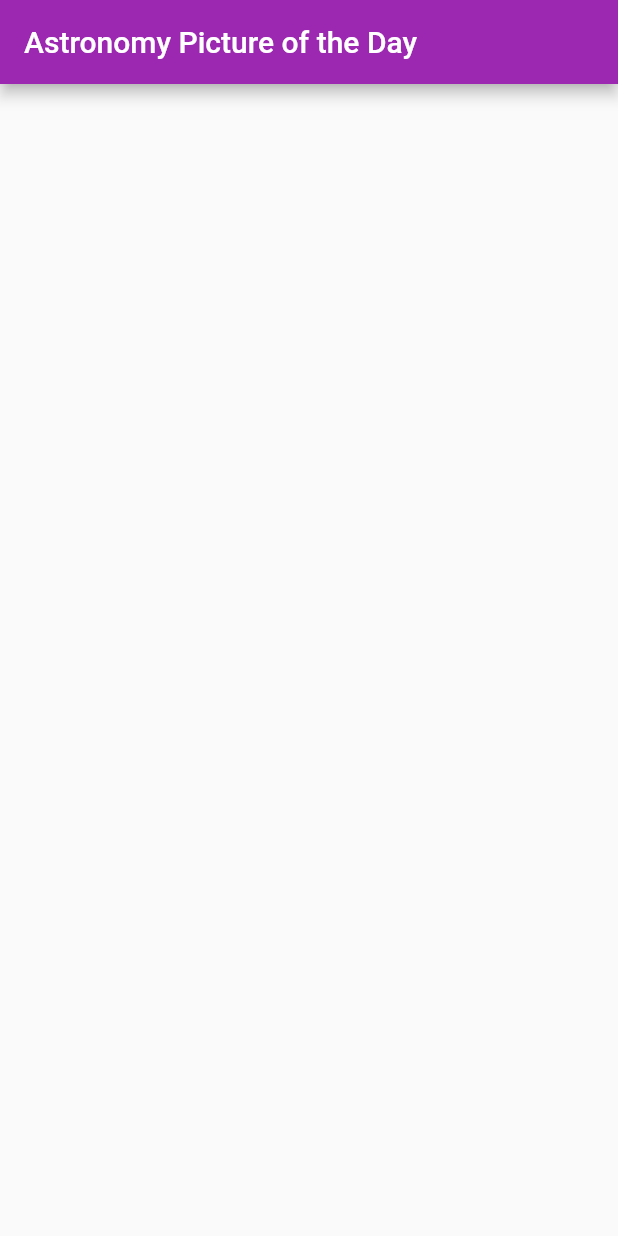
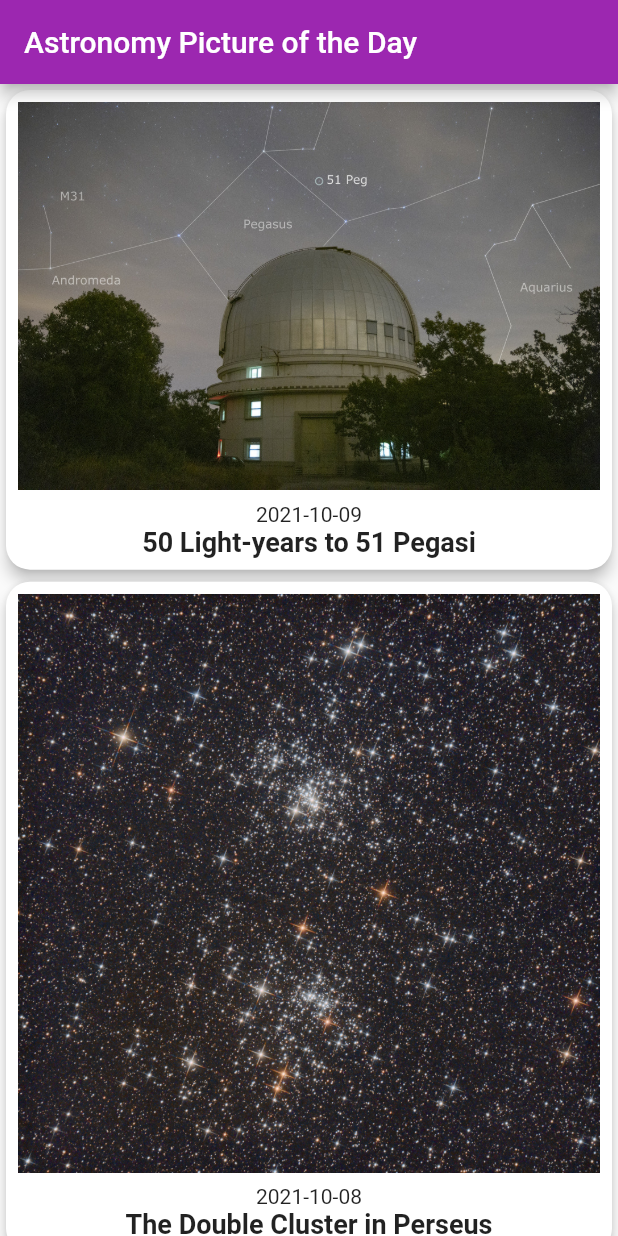
Before and after one commit to fullmers/Flutter-Apprentice-Book-Club, a Flutter app: the screen it shows after launch, on a phone screen of 412 x 824 dp. Run offline on Flutter 3.47's test engine with Material 2 defaults, Android fonts, the phone set to English and light mode, and no system bars.

Commit message:
showed the apod image, date and title in a card. date is formatted

```diff
--- a/lib/apod.dart
+++ b/lib/apod.dart
@@ -5,7 +5,8 @@ class Apod {
   final DateTime? date;
 
   /// Specify if the APOD an image or video
-  final MediaType? mediaType;
+  /// Defaults to image, as a strong majority of apods are images
+  final MediaType mediaType;
 
   /// Copyright owner(s) of the image or video
   final String? copyright;
@@ -31,7 +32,7 @@ class Apod {
 
   const Apod({
     this.date,
-    this.mediaType,
+    this.mediaType = MediaType.image,
     this.copyright,
     this.title,
     this.explanation,
--- a/lib/home_page.dart
+++ b/lib/home_page.dart
@@ -0,0 +1,60 @@
+import 'package:apod/apod.dart';
+import 'package:flutter/material.dart';
+import 'package:intl/intl.dart';
+
+class HomePage extends StatefulWidget {
+  const HomePage({Key? key, required this.title}) : super(key: key);
+
+  final String title;
+
+  @override
+  State<HomePage> createState() => _HomePageState();
+}
+
+class _HomePageState extends State<HomePage> {
+  @override
+  Widget build(BuildContext context) {
+    return Scaffold(
+      appBar: AppBar(
+        title: Text(widget.title),
+      ),
+      body: SafeArea(
+        child: ListView.builder(
+          itemCount: Apod.samples.length,
+          itemBuilder: (BuildContext context, int index) {
+            return (_buildApodCard(Apod.samples[index]));
+          },
+        ),
+      ),
+    );
+  }
+
+  Widget _buildApodCard(Apod apod) {
+    final String imageToShow =
+        apod.mediaType == MediaType.image ? apod.url! : apod.thumb!;
+    return Card(
+        elevation: 4,
+        shape:
+            RoundedRectangleBorder(borderRadius: BorderRadius.circular(16.0)),
+        child: Column(
+          children: [
+            Padding(
+              padding: const EdgeInsets.all(8.0),
+              child: Image(
+                image: AssetImage(imageToShow),
+              ),
+            ),
+            Text(DateFormat('yyyy-MM-dd').format(apod.date!),
+                style: const TextStyle(
+                  fontSize: 14,
+                )),
+            Text(apod.title!,
+                style: const TextStyle(
+                  fontSize: 18,
+                  fontWeight: FontWeight.bold,
+                )),
+            const SizedBox(height: 8),
+          ],
+        ));
+  }
+}
--- a/lib/main.dart
+++ b/lib/main.dart
@@ -1,3 +1,4 @@
+import 'package:apod/home_page.dart';
 import 'package:flutter/material.dart';
 
 void main() {
@@ -17,30 +18,7 @@ class ApodApp extends StatelessWidget {
         primary: Colors.purple,
         secondary: Colors.purpleAccent,
       )),
-      home: const MyHomePage(title: 'Astronomy Picture of the Day'),
+      home: const HomePage(title: 'Astronomy Picture of the Day'),
     );
   }
 }
-
-class MyHomePage extends StatefulWidget {
-  const MyHomePage({Key? key, required this.title}) : super(key: key);
-
-  final String title;
-
-  @override
-  State<MyHomePage> createState() => _MyHomePageState();
-}
-
-class _MyHomePageState extends State<MyHomePage> {
-  @override
-  Widget build(BuildContext context) {
-    return Scaffold(
-      appBar: AppBar(
-        title: Text(widget.title),
-      ),
-      body: SafeArea(
-        child: Container(),
-      ),
-    );
-  }
-}
```
Also changed, not shown: pubspec.lock.
